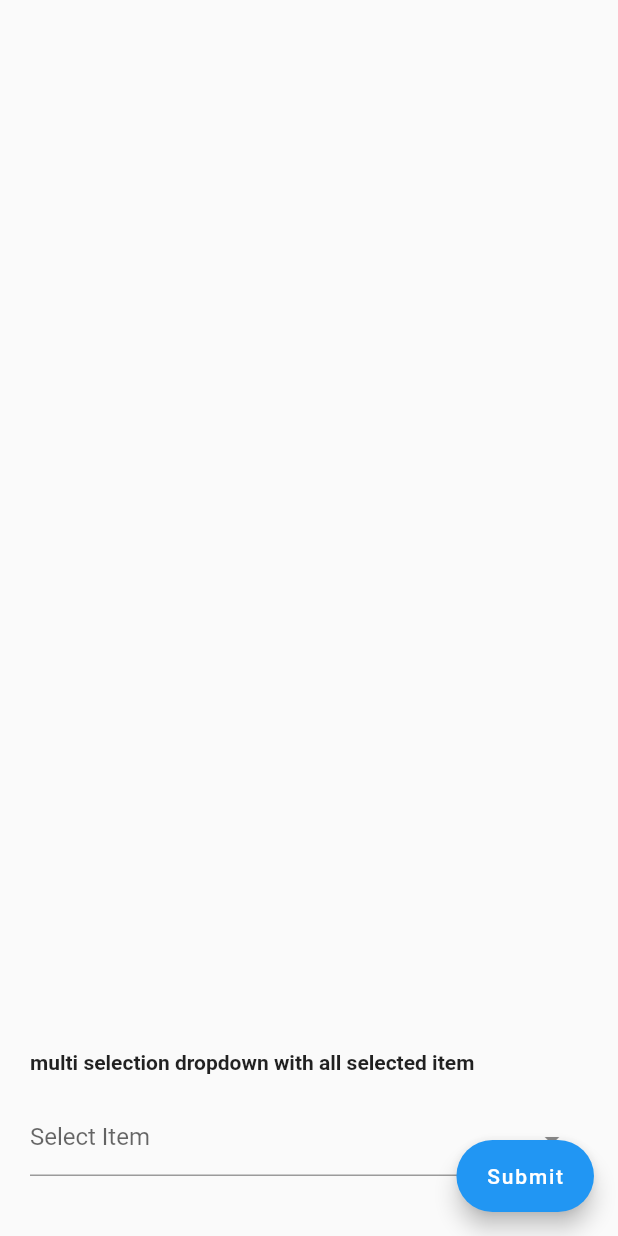
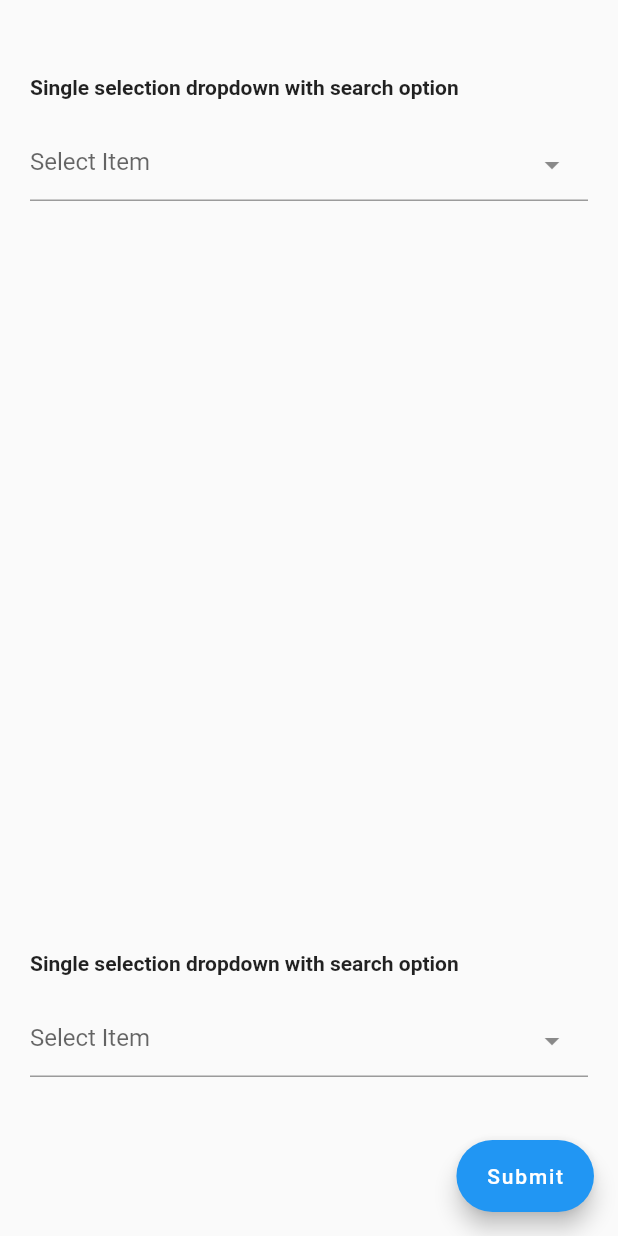
Before and after one commit to srtraj/dropdown_textfield, a Flutter app: the screen it shows after launch, on a phone screen of 412 x 824 dp. Run offline on Flutter 3.47's test engine with Material 2 defaults, Android fonts, the phone set to English and light mode, and no system bars; our stand-ins replace equatable.

Commit message:
read me changes

```diff
--- a/example/lib/main.dart
+++ b/example/lib/main.dart
@@ -54,84 +54,92 @@ class _TestPageState extends State<TestPage> {
               crossAxisAlignment: CrossAxisAlignment.start,
               children: [
                 const SizedBox(
-                  height: 700,
+                  height: 50,
                 ),
-                // const Text(
-                //   "Single selection dropdown",
-                //   style: TextStyle(fontWeight: FontWeight.bold),
-                // ),
-                // const SizedBox(
-                //   height: 20,
-                // ),
-                // DropDownTextField(
-                //   // initialValue: "name4",
-                //   singleController: _cnt,
-                //   clearOption: false,
-                //   enableSearch: true,
-                //   validator: (value) {
-                //     if (value == null) {
-                //       return "Required field";
-                //     } else {
-                //       return null;
-                //     }
-                //   },
-                //   dropDownItemCount: 6,
-                //   dropDownList: const [
-                //     DropDownValueModel(name: 'name1', value: "value1"),
-                //     DropDownValueModel(name: 'name2', value: "value2"),
-                //     DropDownValueModel(name: 'name3', value: "value3"),
-                //     DropDownValueModel(name: 'name4', value: "value4"),
-                //     DropDownValueModel(name: 'name5', value: "value5"),
-                //     DropDownValueModel(name: 'name6', value: "value6"),
-                //     DropDownValueModel(name: 'name7', value: "value7"),
-                //     DropDownValueModel(name: 'name8', value: "value8"),
-                //   ],
-                //   onChanged: (val) {},
-                // ),
-                // const SizedBox(
-                //   height: 500,
-                // ),
-                // const Text(
-                //   "Single selection dropdown with search option",
-                //   style: TextStyle(fontWeight: FontWeight.bold),
-                // ),
-                // const SizedBox(
-                //   height: 20,
-                // ),
-                // DropDownTextField(
-                //   clearOption: false,
-                //   textFieldFocusNode: textFieldFocusNode,
-                //   searchFocusNode: searchFocusNode,
-                //   // searchAutofocus: true,
-                //   dropDownItemCount: 8,
-                //   searchShowCursor: false,
-                //   enableSearch: true,
-                //   searchKeyboardType: TextInputType.number,
-                //   dropDownList: const [
-                //     DropDownValueModel(name: 'name1', value: "value1"),
-                //     DropDownValueModel(
-                //         name: 'name2',
-                //         value: "value2",
-                //         toolTipMsg:
-                //             "DropDownButton is a widget that we can use to select one unique value from a set of values"),
-                //     DropDownValueModel(name: 'name3', value: "value3"),
-                //     DropDownValueModel(
-                //         name: 'name4',
-                //         value: "value4",
-                //         toolTipMsg:
-                //             "DropDownButton is a widget that we can use to select one unique value from a set of values"),
-                //     DropDownValueModel(name: 'name5', value: "value5"),
-                //     DropDownValueModel(name: 'name6', value: "value6"),
-                //     DropDownValueModel(name: 'name7', value: "value7"),
-                //     DropDownValueModel(name: 'name8', value: "value8"),
-                //   ],
-                //   onChanged: (val) {},
-                // ),
-                // const SizedBox(
-                //   height: 500,
-                // ),
                 const Text(
-                  "multi selection dropdown with all selected item",
+                  "Single selection dropdown with search option",
+                  style: TextStyle(fontWeight: FontWeight.bold),
+                ),
+                const SizedBox(
+                  height: 20,
+                ),
+                DropDownTextField(
+                  // initialValue: "name4",
+                  singleController: _cnt,
+                  clearOption: false,
+                  enableSearch: true,
+                  validator: (value) {
+                    if (value == null) {
+                      return "Required field";
+                    } else {
+                      return null;
+                    }
+                  },
+                  dropDownItemCount: 6,
+                  dropDownList: const [
+                    DropDownValueModel(name: 'name1', value: "value1"),
+                    DropDownValueModel(
+                        name: 'name2',
+                        value: "value2",
+                        toolTipMsg:
+                            "DropDownButton is a widget that we can use to select one unique value from a set of values"),
+                    DropDownValueModel(name: 'name3', value: "value3"),
+                    DropDownValueModel(
+                        name: 'name4',
+                        value: "value4",
+                        toolTipMsg:
+                            "DropDownButton is a widget that we can use to select one unique value from a set of values"),
+                    DropDownValueModel(name: 'name5', value: "value5"),
+                    DropDownValueModel(name: 'name6', value: "value6"),
+                    DropDownValueModel(name: 'name7', value: "value7"),
+                    DropDownValueModel(name: 'name8', value: "value8"),
+                  ],
+                  onChanged: (val) {},
+                ),
+                const SizedBox(
+                  height: 500,
+                ),
+                const Text(
+                  "Single selection dropdown with search option",
+                  style: TextStyle(fontWeight: FontWeight.bold),
+                ),
+                const SizedBox(
+                  height: 20,
+                ),
+                DropDownTextField(
+                  clearOption: false,
+                  textFieldFocusNode: textFieldFocusNode,
+                  searchFocusNode: searchFocusNode,
+                  // searchAutofocus: true,
+                  dropDownItemCount: 8,
+                  searchShowCursor: false,
+                  enableSearch: true,
+                  searchKeyboardType: TextInputType.number,
+                  dropDownList: const [
+                    DropDownValueModel(name: 'name1', value: "value1"),
+                    DropDownValueModel(
+                        name: 'name2',
+                        value: "value2",
+                        toolTipMsg:
+                            "DropDownButton is a widget that we can use to select one unique value from a set of values"),
+                    DropDownValueModel(name: 'name3', value: "value3"),
+                    DropDownValueModel(
+                        name: 'name4',
+                        value: "value4",
+                        toolTipMsg:
+                            "DropDownButton is a widget that we can use to select one unique value from a set of values"),
+                    DropDownValueModel(name: 'name5', value: "value5"),
+                    DropDownValueModel(name: 'name6', value: "value6"),
+                    DropDownValueModel(name: 'name7', value: "value7"),
+                    DropDownValueModel(name: 'name8', value: "value8"),
+                  ],
+                  onChanged: (val) {},
+                ),
+                const SizedBox(
+                  height: 500,
+                ),
+                const Text(
+                  "multi selection dropdown",
                   style: TextStyle(fontWeight: FontWeight.bold),
                 ),
                 const SizedBox(
@@ -139,8 +147,6 @@ class _TestPageState extends State<TestPage> {
                 ),
                 DropDownTextField.multiSelection(
                   multiController: _cntMulti,
-                  clearOption: false,
-                  displayCompleteItem: true,
                   dropDownList: const [
                     DropDownValueModel(name: 'name1', value: "value1"),
                     DropDownValueModel(
@@ -163,45 +169,45 @@ class _TestPageState extends State<TestPage> {
                     setState(() {});
                   },
                 ),
-                // const SizedBox(
-                //   height: 50,
-                // ),
-                // const Text(
-                //   "Single selection dropdown",
-                //   style: TextStyle(fontWeight: FontWeight.bold),
-                // ),
-                // const SizedBox(
-                //   height: 20,
-                // ),
-                // DropDownTextField(
-                //   // initialValue: "name4",
-                //   listSpace: 20,
-                //   listPadding: ListPadding(top: 20),
-                //   enableSearch: true,
-                //   validator: (value) {
-                //     if (value == null) {
-                //       return "Required field";
-                //     } else {
-                //       return null;
-                //     }
-                //   },
-                //   dropDownList: const [
-                //     DropDownValueModel(name: 'name1', value: "value1"),
-                //     DropDownValueModel(name: 'name2', value: "value2"),
-                //     DropDownValueModel(name: 'name3', value: "value3"),
-                //     DropDownValueModel(name: 'name4', value: "value4"),
-                //     DropDownValueModel(name: 'name5', value: "value5"),
-                //     DropDownValueModel(name: 'name6', value: "value6"),
-                //     DropDownValueModel(name: 'name7', value: "value7"),
-                //     DropDownValueModel(name: 'name8', value: "value8"),
-                //   ],
-                //   listTextStyle: const TextStyle(color: Colors.red),
-                //   dropDownItemCount: 8,
-                //
-                //   onChanged: (val) {},
-                // ),
                 const SizedBox(
-                  height: 800,
+                  height: 50,
+                ),
+                const Text(
+                  "Single selection dropdown",
+                  style: TextStyle(fontWeight: FontWeight.bold),
+                ),
+                const SizedBox(
+                  height: 20,
+                ),
+                DropDownTextField(
+                  // initialValue: "name4",
+                  listSpace: 20,
+                  listPadding: ListPadding(top: 20),
+                  enableSearch: true,
+                  validator: (value) {
+                    if (value == null) {
+                      return "Required field";
+                    } else {
+                      return null;
+                    }
+                  },
+                  dropDownList: const [
+                    DropDownValueModel(name: 'name1', value: "value1"),
+                    DropDownValueModel(name: 'name2', value: "value2"),
+                    DropDownValueModel(name: 'name3', value: "value3"),
+                    DropDownValueModel(name: 'name4', value: "value4"),
+                    DropDownValueModel(name: 'name5', value: "value5"),
+                    DropDownValueModel(name: 'name6', value: "value6"),
+                    DropDownValueModel(name: 'name7', value: "value7"),
+                    DropDownValueModel(name: 'name8', value: "value8"),
+                  ],
+                  listTextStyle: const TextStyle(color: Colors.red),
+                  dropDownItemCount: 8,
+
+                  onChanged: (val) {},
+                ),
+                const SizedBox(
+                  height: 50,
                 )
               ],
             ),
```
